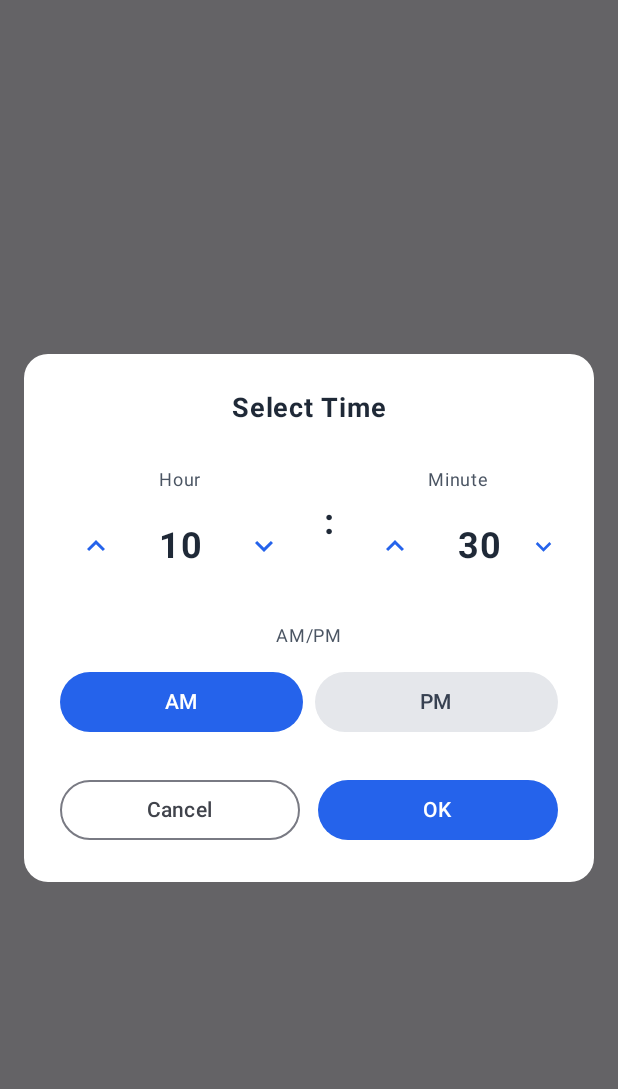
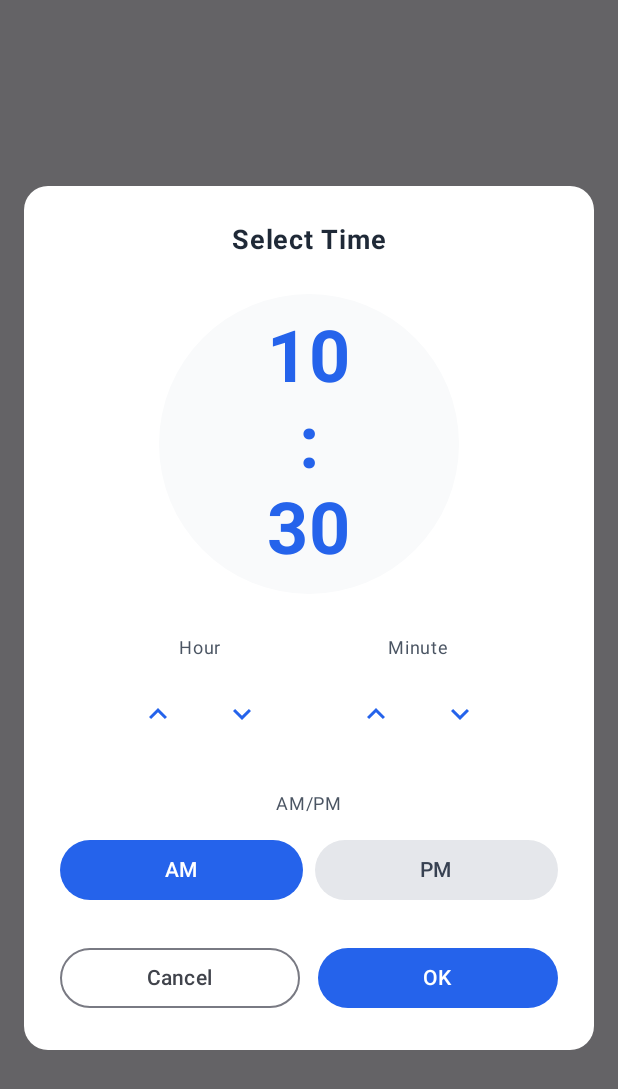
Before and after one commit to wahidsuman/Pill-, an Android app built with Jetpack Compose: the composable NativeTimePickerDialog shown on its own in the app's theme, on a phone screen of 412 x 824 dp. Shown: the top 1089 px of the screen. Run offline under Robolectric (Android 15) with nearby library versions, the phone set to English and light mode, and no system bars.

Commit message:
Remove 12/24 hour toggle and restore round clock time picker
- Remove 12/24 hour format toggle from homepage header
- Set all time displays to 12-hour format consistently
- Restore round clock design for time picker in add medication section
- Maintain clear AM/PM differentiation with blue/gray button colors
- Simplify time picker interface with circular clock display
- Keep all time functionality in 12-hour format throughout the app

```diff
--- a/app/src/main/java/com/pilltracker/app/ui/components/AddPillModal.kt
+++ b/app/src/main/java/com/pilltracker/app/ui/components/AddPillModal.kt
@@ -365,12 +365,51 @@ fun NativeTimePickerDialog(
 
                 Spacer(modifier = Modifier.height(24.dp))
 
-                // Native-style time display with AM/PM differentiation
+                // Round Clock Time Display
+                Box(
+                    modifier = Modifier
+                        .size(200.dp)
+                        .background(
+                            color = Gray50,
+                            shape = CircleShape
+                        ),
+                    contentAlignment = Alignment.Center
+                ) {
+                    Column(
+                        horizontalAlignment = Alignment.CenterHorizontally
+                    ) {
+                        Text(
+                            text = run {
+                                val displayHour = if (selectedHour == 0) 12 else if (selectedHour > 12) selectedHour - 12 else selectedHour
+                                String.format("%02d", displayHour)
+                            },
+                            fontSize = 48.sp,
+                            fontWeight = FontWeight.Bold,
+                            color = Blue600
+                        )
+                        Text(
+                            text = ":",
+                            fontSize = 48.sp,
+                            fontWeight = FontWeight.Bold,
+                            color = Blue600
+                        )
+                        Text(
+                            text = String.format("%02d", selectedMinute),
+                            fontSize = 48.sp,
+                            fontWeight = FontWeight.Bold,
+                            color = Blue600
+                        )
+                    }
+                }
+
+                Spacer(modifier = Modifier.height(24.dp))
+
+                // Hour and Minute Controls
                 Row(
-                    verticalAlignment = Alignment.CenterVertically,
-                    horizontalArrangement = Arrangement.spacedBy(16.dp)
+                    modifier = Modifier.fillMaxWidth(),
+                    horizontalArrangement = Arrangement.SpaceEvenly
                 ) {
-                    // Hour
+                    // Hour Controls
                     Column(horizontalAlignment = Alignment.CenterHorizontally) {
                         Text(
                             text = "Hour",
@@ -398,18 +437,6 @@ fun NativeTimePickerDialog(
                                 )
                             }
 
-                            Text(
-                                text = run {
-                                    val displayHour = if (selectedHour == 0) 12 else if (selectedHour > 12) selectedHour - 12 else selectedHour
-                                    String.format("%02d", displayHour)
-                                },
-                                fontSize = 24.sp,
-                                fontWeight = FontWeight.Bold,
-                                color = Gray800,
-                                modifier = Modifier.width(48.dp),
-                                textAlign = TextAlign.Center
-                            )
-
                             IconButton(
                                 onClick = {
                                     val displayHour = if (selectedHour == 0) 12 else if (selectedHour > 12) selectedHour - 12 else selectedHour
@@ -428,14 +455,7 @@ fun NativeTimePickerDialog(
                         }
                     }
 
-                    Text(
-                        text = ":",
-                        fontSize = 24.sp,
-                        fontWeight = FontWeight.Bold,
-                        color = Gray800
-                    )
-
-                    // Minute
+                    // Minute Controls
                     Column(horizontalAlignment = Alignment.CenterHorizontally) {
                         Text(
                             text = "Minute",
@@ -459,15 +479,6 @@ fun NativeTimePickerDialog(
                                 )
                             }
 
-                            Text(
-                                text = String.format("%02d", selectedMinute),
-                                fontSize = 24.sp,
-                                fontWeight = FontWeight.Bold,
-                                color = Gray800,
-                                modifier = Modifier.width(48.dp),
-                                textAlign = TextAlign.Center
-                            )
-
                             IconButton(
                                 onClick = {
                                     selectedMinute = (selectedMinute + 1) % 60
@@ -483,9 +494,9 @@ fun NativeTimePickerDialog(
                     }
                 }
 
-                // AM/PM Selection with clear differentiation
                 Spacer(modifier = Modifier.height(24.dp))
 
+                // AM/PM Selection with clear differentiation
                 Text(
                     text = "AM/PM",
                     fontSize = 12.sp,
```
